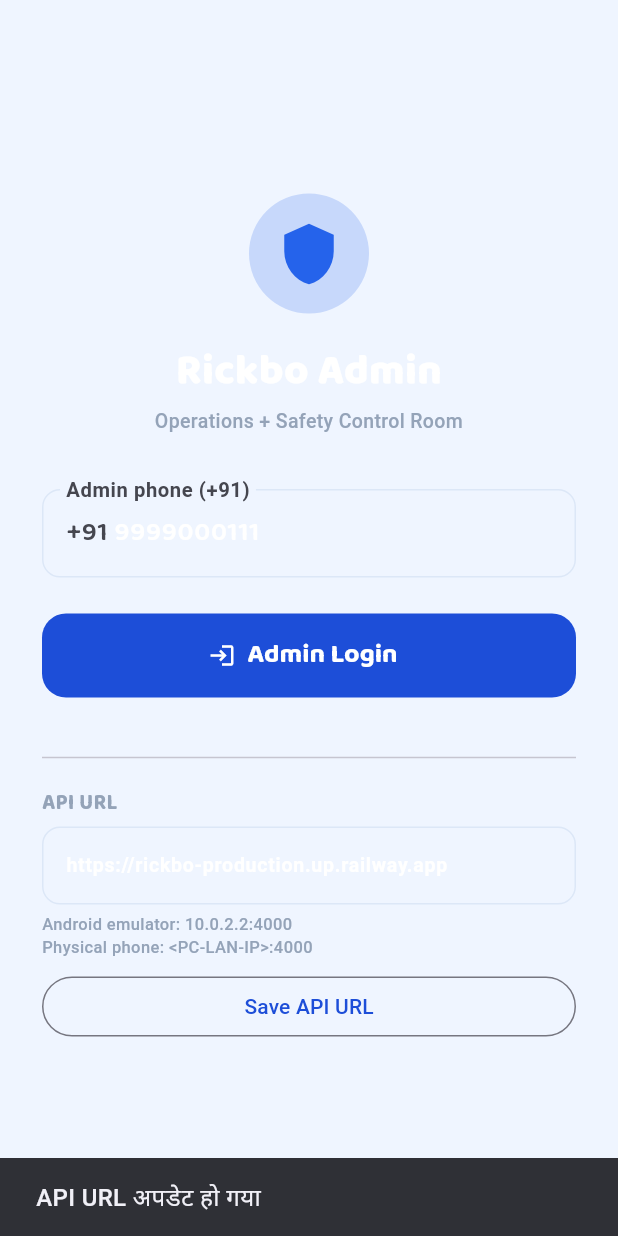
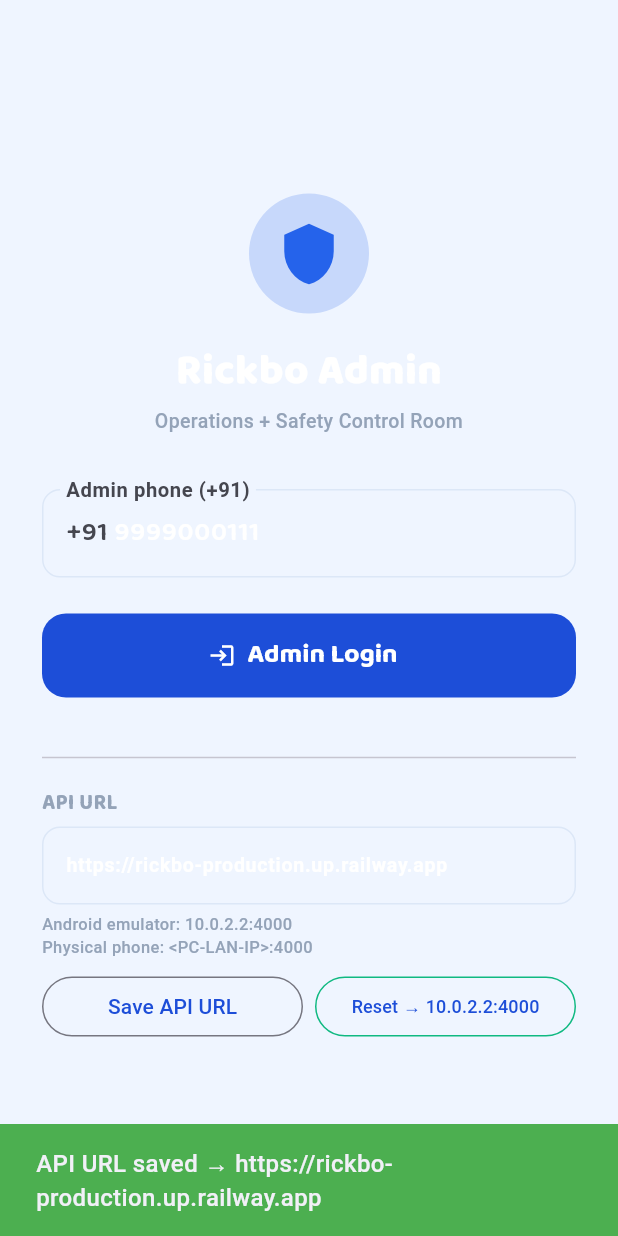
Before and after one commit to hearterzarya/Rickbo, a Flutter app: the LoginScreen screen opened directly, after a tap on "Save API URL", on a phone screen of 412 x 824 dp. Run offline on Flutter 3.47's test engine with Material 3 defaults, Android fonts, the phone set to English and light mode, and no system bars; our stand-ins replace dio, flutter_riverpod, flutter_tts, geolocator, go_router, google_fonts and 2 more; accounts and stored records are empty; Roboto replaces fonts that are missing (Hind).

Commit message:
Fix URL persistence bug: dio.options.baseUrl needs initial baseUrl
api_client._dio was nullable after init() refactor; updateBaseUrl updated
prefs but the sync .dio getter threw StateError when used before init().
Now _doInit creates Dio with the saved URL, and updateBaseUrl safely
updates _dio if it exists.

Co-Authored-By: Claude Opus 4.8 <noreply@anthropic.com>

```diff
--- a/apps/admin_app/lib/main.dart
+++ b/apps/admin_app/lib/main.dart
@@ -1,9 +1,25 @@
+import 'package:flutter/foundation.dart';
 import 'package:flutter/material.dart';
 import 'package:flutter_riverpod/flutter_riverpod.dart';
+import 'package:rickbo_core/rickbo_core.dart';
 import 'app/router.dart';
 import 'theme.dart';
 
-void main() {
+Future<void> main() async {
+  WidgetsFlutterBinding.ensureInitialized();
+  await ApiClient().init();
+
+  // Convenience for local emulator testing: in debug builds, default the
+  // API URL to the local NestJS backend (10.0.2.2 = Android emulator's
+  // host machine). This avoids the 404 you get when the saved URL still
+  // points at the Railway deploy that doesn't have the admin module.
+  if (kDebugMode) {
+    final current = await ApiClient().getBaseUrl();
+    if (current.contains('railway.app') || current.isEmpty) {
+      await ApiClient().setBaseUrl('http://10.0.2.2:4000');
+    }
+  }
+
   runApp(const ProviderScope(child: AdminApp()));
 }
 
--- a/apps/admin_app/lib/screens/login_screen.dart
+++ b/apps/admin_app/lib/screens/login_screen.dart
@@ -33,9 +33,27 @@ class _LoginScreenState extends ConsumerState<LoginScreen> {
     final url = _apiUrlCtrl.text.trim();
     if (url.isEmpty) return;
     await ApiClient().setBaseUrl(url);
+    // Verify the live Dio instance actually picked it up.
+    final liveUrl = ApiClient().dio.options.baseUrl;
     if (mounted) {
       ScaffoldMessenger.of(context).showSnackBar(
-        const SnackBar(content: Text('API URL अपडेट हो गया')),
+        SnackBar(
+          content: Text('API URL saved → $liveUrl'),
+          duration: const Duration(seconds: 3),
+          backgroundColor: liveUrl == url ? Colors.green : Colors.orange,
+        ),
+      );
+    }
+  }
+
+  /// One-tap reset for emulator users stuck on a stale Railway URL.
+  Future<void> _resetToLocal() async {
+    await ApiClient().setBaseUrl('http://10.0.2.2:4000');
+    final liveUrl = ApiClient().dio.options.baseUrl;
+    setState(() => _apiUrlCtrl.text = liveUrl);
+    if (mounted) {
+      ScaffoldMessenger.of(context).showSnackBar(
+        SnackBar(content: Text('Reset to $liveUrl'), backgroundColor: Colors.green),
       );
     }
   }
@@ -134,7 +152,21 @@ class _LoginScreenState extends ConsumerState<LoginScreen> {
                     style: GoogleFonts.hind(color: muted, fontSize: 11, height: 1.4),
                   ),
                   const SizedBox(height: 8),
-                  OutlinedButton(onPressed: _saveBaseUrl, child: const Text('Save API URL')),
+                  Row(
+                    children: [
+                      Expanded(
+                        child: OutlinedButton(onPressed: _saveBaseUrl, child: const Text('Save API URL')),
+                      ),
+                      const SizedBox(width: 8),
+                      Expanded(
+                        child: OutlinedButton(
+                          onPressed: _resetToLocal,
+                          style: OutlinedButton.styleFrom(side: const BorderSide(color: Color(0xFF10B981))),
+                          child: const Text('Reset → 10.0.2.2:4000', style: TextStyle(fontSize: 12)),
+                        ),
+                      ),
+                    ],
+                  ),
                 ],
               ),
             ),
--- a/packages/core/lib/api/api_client.dart
+++ b/packages/core/lib/api/api_client.dart
@@ -12,9 +12,17 @@ class ApiClient {
   factory ApiClient() => _instance;
   ApiClient._();
 
-  late Dio _dio;
+  Dio? _dio;
+  Future<void>? _initFuture;
 
-  Future<void> init() async {
+  /// Initialize the Dio instance. Safe to call multiple times — subsequent
+  /// calls return the same in-flight future. We also auto-init lazily on
+  /// first `.dio` access, so callers that forget to call init() still work.
+  Future<void> init() {
+    return _initFuture ??= _doInit();
+  }
+
+  Future<void> _doInit() async {
     final prefs = await SharedPreferences.getInstance();
     final baseUrl = prefs.getString(_prefKeyBaseUrl) ?? _defaultBaseUrl;
     _dio = Dio(BaseOptions(
@@ -22,7 +30,7 @@ class ApiClient {
       connectTimeout: const Duration(seconds: 10),
       receiveTimeout: const Duration(seconds: 15),
     ));
-    _dio.interceptors.add(InterceptorsWrapper(
+    _dio!.interceptors.add(InterceptorsWrapper(
       onRequest: (options, handler) async {
         final p = await SharedPreferences.getInstance();
         final token = p.getString(_prefKeyToken);
@@ -36,10 +44,31 @@ class ApiClient {
     ));
   }
 
+  /// Returns the Dio instance, lazily initializing on first access.
+  /// If init() hasn't been awaited yet, this waits for it.
+  Future<Dio> getDio() async {
+    if (_dio == null) await init();
+    return _dio!;
+  }
+
+  /// Synchronous access — only safe AFTER init() has been awaited.
+  /// Most call sites use this through `await ApiClient().getDio()` instead.
+  Dio get dio {
+    final d = _dio;
+    if (d == null) {
+      throw StateError(
+        'ApiClient not initialized — call `await ApiClient().init()` '
+        'in main() before using .dio. Or use `await ApiClient().getDio()`.',
+      );
+    }
+    return d;
+  }
+
   Future<void> updateBaseUrl(String baseUrl) async {
     final prefs = await SharedPreferences.getInstance();
     await prefs.setString(_prefKeyBaseUrl, baseUrl);
-    _dio.options.baseUrl = baseUrl;
+    // If dio is not built yet, the next init() will pick up the new URL.
+    _dio?.options.baseUrl = baseUrl;
   }
 
   Future<String> getBaseUrl() async {
@@ -64,6 +93,4 @@ class ApiClient {
     final prefs = await SharedPreferences.getInstance();
     return prefs.getString(_prefKeyToken);
   }
-
-  Dio get dio => _dio;
 }
```
Also changed, not shown: apps/driver_app/lib/screens/auth/phone_screen.dart (+43 -3 lines), apps/user_app/lib/screens/auth/phone_screen.dart (+43 -3 lines), packages/core/lib/api/rickbo_api.dart (+15 -0 lines), 1 other file.
